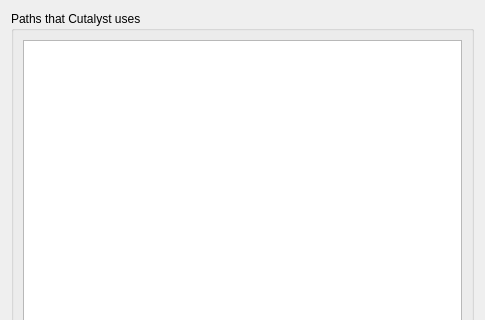
The window that src/app/seamly2d/dialogs/configpages/preferencespathpage.ui (palepal/Seamly2D) describes before a commit, drawn with Qt 5; both pictures show x 0 to 485 and y 0 to 320 of the 485 by 570 pixel window.
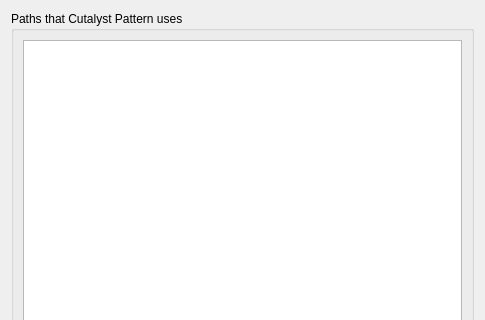
The same window after the commit.

Commit message:
feat: show the apps as Cutalyst Pattern and Cutalyst Me
Cutalyst is now the name of a separate app, and SEAMLY is a registered mark for
pattern software, so the fork's apps get names of their own. Bundle id
io.github.palepal.cutalystpattern for the drafting app. The README describes
the fork as Cutalyst Pattern, links palepal/Seamly2D, and drops sew mode, which
moved out of the fork.

```diff
--- a/src/app/seamly2d/dialogs/configpages/preferencespathpage.ui
+++ b/src/app/seamly2d/dialogs/configpages/preferencespathpage.ui
@@ -34,7 +34,7 @@
       </font>
      </property>
      <property name="title">
-      <string>Paths that Cutalyst uses</string>
+      <string>Paths that Cutalyst Pattern uses</string>
      </property>
      <layout class="QVBoxLayout" name="verticalLayout">
       <item>
```
The commit also changes 42 other files.
